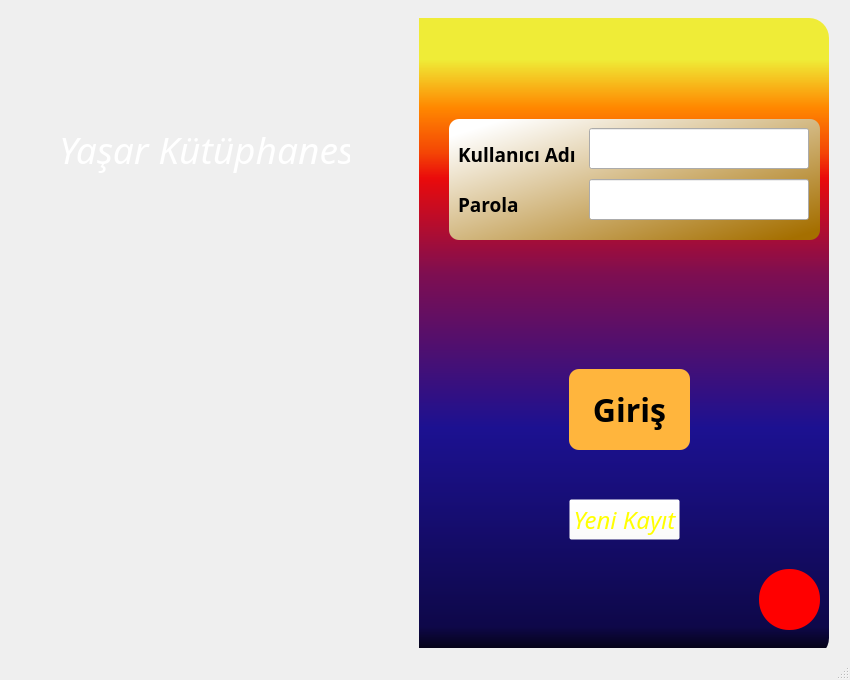
First picture: the form in cuis/login.ui, repository ibrahimyasar68/PdSqliteLib, before the edit.
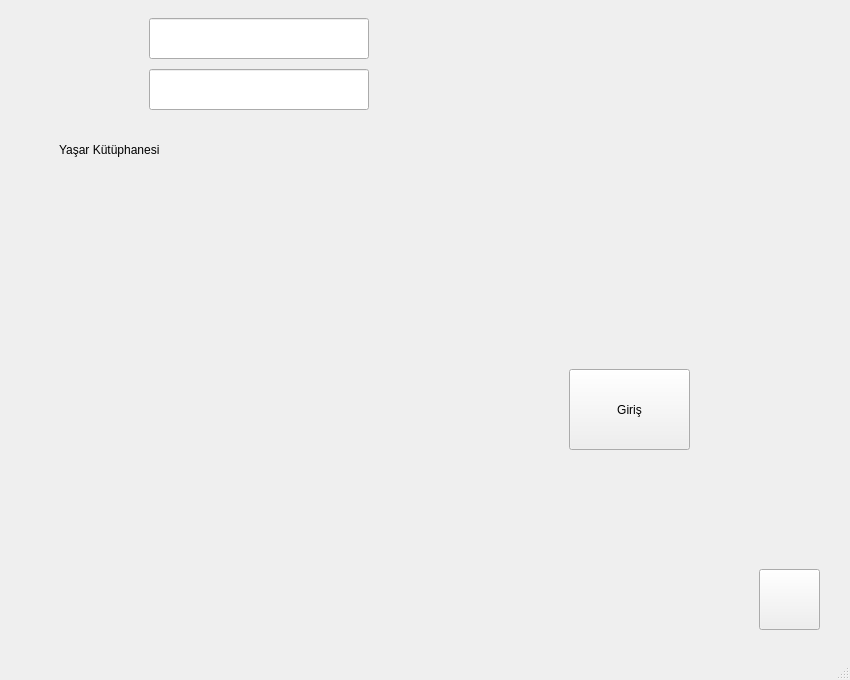
Second picture: the form after the edit. Icons and pictures are not drawn.

Diff of the .ui file:
```diff
--- a/cuis/login.ui
+++ b/cuis/login.ui
@@ -38,147 +38,10 @@
        <height>121</height>
       </rect>
      </property>
-     <property name="font">
-      <font>
-       <family>Monotype Corsiva</family>
-       <pointsize>28</pointsize>
-       <weight>50</weight>
-       <italic>true</italic>
-       <bold>false</bold>
-      </font>
-     </property>
-     <property name="styleSheet">
-      <string notr="true">color: rgb(255, 255, 255);
-font: italic 28pt &quot;Monotype Corsiva&quot;;</string>
-     </property>
      <property name="text">
       <string>Yaşar Kütüphanesi</string>
      </property>
     </widget>
-    <widget class="QFrame" name="formFrame">
-     <property name="geometry">
-      <rect>
-       <x>440</x>
-       <y>110</y>
-       <width>371</width>
-       <height>121</height>
-      </rect>
-     </property>
-     <property name="styleSheet">
-      <string notr="true">#formFrame{background-color: qlineargradient(spread:pad, x1:0.943182, y1:0.966, x2:0.074, y2:0.074, stop:0 rgba(165, 111, 0, 255), stop:1 rgba(255, 255, 255, 255));
-border-radius:10px;}</string>
-     </property>
-     <widget class="QLabel" name="label_3">
-      <property name="geometry">
-       <rect>
-        <x>9</x>
-        <y>10</y>
-        <width>121</width>
-        <height>51</height>
-       </rect>
-      </property>
-      <property name="font">
-       <font>
-        <family>Monotype Corsiva</family>
-        <pointsize>14</pointsize>
-        <weight>75</weight>
-        <bold>true</bold>
-       </font>
-      </property>
-      <property name="text">
-       <string>Kullanıcı Adı</string>
-      </property>
-     </widget>
-     <widget class="QLineEdit" name="lineEdit_kullanci_adi">
-      <property name="enabled">
-       <bool>true</bool>
-      </property>
-      <property name="geometry">
-       <rect>
-        <x>140</x>
-        <y>9</y>
-        <width>220</width>
-        <height>41</height>
-       </rect>
-      </property>
-      <property name="sizePolicy">
-       <sizepolicy hsizetype="Maximum" vsizetype="Minimum">
-        <horstretch>0</horstretch>
-        <verstretch>0</verstretch>
-       </sizepolicy>
-      </property>
-      <property name="font">
-       <font>
-        <pointsize>12</pointsize>
-        <weight>75</weight>
-        <bold>true</bold>
-       </font>
-      </property>
-      <property name="toolTip">
-       <string>Kullanıcı Adını Girin</string>
-      </property>
-      <property name="alignment">
-       <set>Qt::AlignCenter</set>
-      </property>
-     </widget>
-     <widget class="QLabel" name="label_4">
-      <property name="geometry">
-       <rect>
-        <x>9</x>
-        <y>70</y>
-        <width>91</width>
-        <height>31</height>
-       </rect>
-      </property>
-      <property name="font">
-       <font>
-        <family>Monotype Corsiva</family>
-        <pointsize>14</pointsize>
-        <weight>75</weight>
-        <italic>false</italic>
-        <bold>true</bold>
-       </font>
-      </property>
-      <property name="styleSheet">
-       <string notr="true">selection-color: qlineargradient(spread:pad, x1:0.949438, y1:0.938, x2:0.073, y2:0.505682, stop:0 rgba(245, 81, 1, 255), stop:1 rgba(255, 255, 255, 255));</string>
-      </property>
-      <property name="text">
-       <string>Parola</string>
-      </property>
-     </widget>
-     <widget class="QLineEdit" name="lineEdit_parola">
-      <property name="geometry">
-       <rect>
-        <x>140</x>
-        <y>60</y>
-        <width>220</width>
-        <height>41</height>
-       </rect>
-      </property>
-      <property name="sizePolicy">
-       <sizepolicy hsizetype="Maximum" vsizetype="Fixed">
-        <horstretch>0</horstretch>
-        <verstretch>0</verstretch>
-       </sizepolicy>
-      </property>
-      <property name="font">
-       <font>
-        <pointsize>12</pointsize>
-        <weight>75</weight>
-        <bold>true</bold>
-       </font>
-      </property>
-      <property name="toolTip">
-       <string>Parolayı Girin</string>
-      </property>
-      <property name="echoMode">
-       <enum>QLineEdit::Password</enum>
-      </property>
-      <property name="alignment">
-       <set>Qt::AlignCenter</set>
-      </property>
-     </widget>
-    </widget>
     <widget class="QPushButton" name="pushButton_giris">
      <property name="geometry">
       <rect>
@@ -194,28 +57,6 @@
        <height>60</height>
       </size>
      </property>
-     <property name="font">
-      <font>
-       <family>Monotype Corsiva</family>
-       <pointsize>24</pointsize>
-       <weight>75</weight>
-       <bold>true</bold>
-      </font>
-     </property>
-     <property name="styleSheet">
-      <string notr="true">QPushButton#pushButton_giris{
-background-color: rgb(255, 181, 61);
-border-radius:10px;}
-QPushButton#pushButton_giris:hover{
-background-color: qlineargradient(spread:pad, x1:1, y1:0.880682, x2:0.955, y2:0.0284091, stop:0.5 rgba(212, 75, 45, 255), stop:1 rgba(255, 255, 255, 255));
-border-radius:10px;}
-QPushButton#pushButton_giris:pressed{
-background-color:qlineargradient(spread:repeat, x1:0, y1:1, x2:0, y2:0, stop:0.301136 rgba(135, 88, 255, 255), stop:1 rgba(255, 255, 255, 255));
-padding-left:5px;
-padding-top:6px;
-border-radius:10px;}
-</string>
-     </property>
      <property name="text">
       <string>Giriş</string>
      </property>
@@ -249,49 +90,8 @@
        <height>640</height>
       </rect>
      </property>
-     <property name="styleSheet">
-      <string notr="true">background-color: qlineargradient(spread:pad, x1:0, y1:1, x2:0, y2:0, stop:0 rgba(0, 0, 0, 255), stop:0.05 rgba(14, 8, 73, 255), stop:0.36 rgba(28, 17, 145, 255), stop:0.6 rgba(126, 14, 81, 255), stop:0.75 rgba(234, 11, 11, 255), stop:0.79 rgba(244, 70, 5, 255), stop:0.86 rgba(255, 136, 0, 255), stop:0.935 rgba(239, 236, 55, 255));
-border-top-right-radius:20px;
-border-bottom-right-radius:20px
-</string>
-     </property>
      <property name="text">
-      <string/>
-     </property>
-    </widget>
-    <widget class="QPushButton" name="pushButton_yeni_kayit">
-     <property name="geometry">
-      <rect>
-       <x>560</x>
-       <y>490</y>
-       <width>111</width>
-       <height>41</height>
-      </rect>
-     </property>
-     <property name="font">
-      <font>
-       <family>Monotype Corsiva</family>
-       <pointsize>18</pointsize>
-       <italic>true</italic>
-      </font>
-     </property>
-     <property name="styleSheet">
-      <string notr="true">
-QPushButton#pushButton_yeni_kayit{
-background-color: rgba(254, 254, 254, 0);
-color: rgb(255, 255, 0);}
-
-QPushButton#pushButton_yeni_kayit:hover{
-padding-left:10px;
-padding-top:12px; }
-
-QPushButton#pushButton_yeni_kayit:pressed{
-padding-left:5px;
-padding-top:6px;}
-</string>
-     </property>
-     <property name="text">
-      <string>Yeni Kayıt</string>
+      <string />
      </property>
     </widget>
     <widget class="QPushButton" name="pushButton_cikis">
@@ -309,49 +109,8 @@
        <height>80</height>
       </size>
      </property>
-     <property name="font">
-      <font>
-       <family>Monotype Corsiva</family>
-       <pointsize>12</pointsize>
-       <weight>50</weight>
-       <italic>true</italic>
-       <bold>false</bold>
-      </font>
-     </property>
-     <property name="layoutDirection">
-      <enum>Qt::LeftToRight</enum>
-     </property>
-     <property name="autoFillBackground">
-      <bool>false</bool>
-     </property>
-     <property name="styleSheet">
-      <string notr="true">QPushButton#pushButton_cikis{
-background-color: rgb(255, 0, 0);
-border-radius:30px;}
-
-
-QPushButton#pushButton_cikis:hover{
-background-color: qlineargradient(spread:pad, x1:1, y1:0.880682, x2:0.955, y2:0.0284091, stop:0.5 rgba(212, 75, 45, 255), stop:1 rgba(255, 255, 255, 255));
-border-radius:30px;}
-QPushButton#pushButton_cikis:pressed{
-background-color:qlineargradient(spread:repeat, x1:0, y1:1, x2:0, y2:0, stop:0.301136 rgba(135, 88, 255, 255), stop:1 rgba(255, 255, 255, 255));
-padding-left:3px;
-padding-top:4px;
-border-radius:30px;}
-</string>
-     </property>
      <property name="text">
-      <string/>
-     </property>
-     <property name="icon">
-      <iconset resource="../media/media.qrc">
-       <normaloff>:/pic/guc.png</normaloff>:/pic/guc.png</iconset>
-     </property>
-     <property name="iconSize">
-      <size>
-       <width>30</width>
-       <height>30</height>
-      </size>
+      <string />
      </property>
     </widget>
     <zorder>label</zorder>
@@ -361,19 +120,60 @@
     <zorder>label_5</zorder>
     <zorder>pushButton_yeni_kayit</zorder>
     <zorder>pushButton_cikis</zorder>
+    <widget class="QLineEdit" name="lineEdit_kullanci_adi">
+     <property name="enabled">
+      <bool>true</bool>
+     </property>
+     <property name="geometry">
+      <rect>
+       <x>140</x>
+       <y>9</y>
+       <width>220</width>
+       <height>41</height>
+      </rect>
+     </property>
+     <property name="sizePolicy">
+      <sizepolicy hsizetype="Maximum" vsizetype="Minimum">
+       <horstretch>0</horstretch>
+       <verstretch>0</verstretch>
+      </sizepolicy>
+     </property>
+     <property name="toolTip">
+      <string>Kullanıcı Adını Girin</string>
+     </property>
+     <property name="alignment">
+      <set>Qt::AlignCenter</set>
+     </property>
+    </widget>
+    <widget class="QLineEdit" name="lineEdit_parola">
+     <property name="geometry">
+      <rect>
+       <x>140</x>
+       <y>60</y>
+       <width>220</width>
+       <height>41</height>
+      </rect>
+     </property>
+     <property name="sizePolicy">
+      <sizepolicy hsizetype="Maximum" vsizetype="Fixed">
+       <horstretch>0</horstretch>
+       <verstretch>0</verstretch>
+      </sizepolicy>
+     </property>
+     <property name="toolTip">
+      <string>Parolayı Girin</string>
+     </property>
+     <property name="echoMode">
+      <enum>QLineEdit::Password</enum>
+     </property>
+     <property name="alignment">
+      <set>Qt::AlignCenter</set>
+     </property>
+    </widget>
    </widget>
   </widget>
   <widget class="QStatusBar" name="statusbar">
-   <property name="font">
-    <font>
-     <family>Monotype Corsiva</family>
-     <pointsize>14</pointsize>
-     <weight>75</weight>
-     <italic>true</italic>
-     <bold>true</bold>
-    </font>
-   </property>
-  </widget>
+   </widget>
  </widget>
  <resources>
   <include location="../media/media.qrc"/>
```
Left out of the diff: 8 changed lines with no effect on the pictures.
